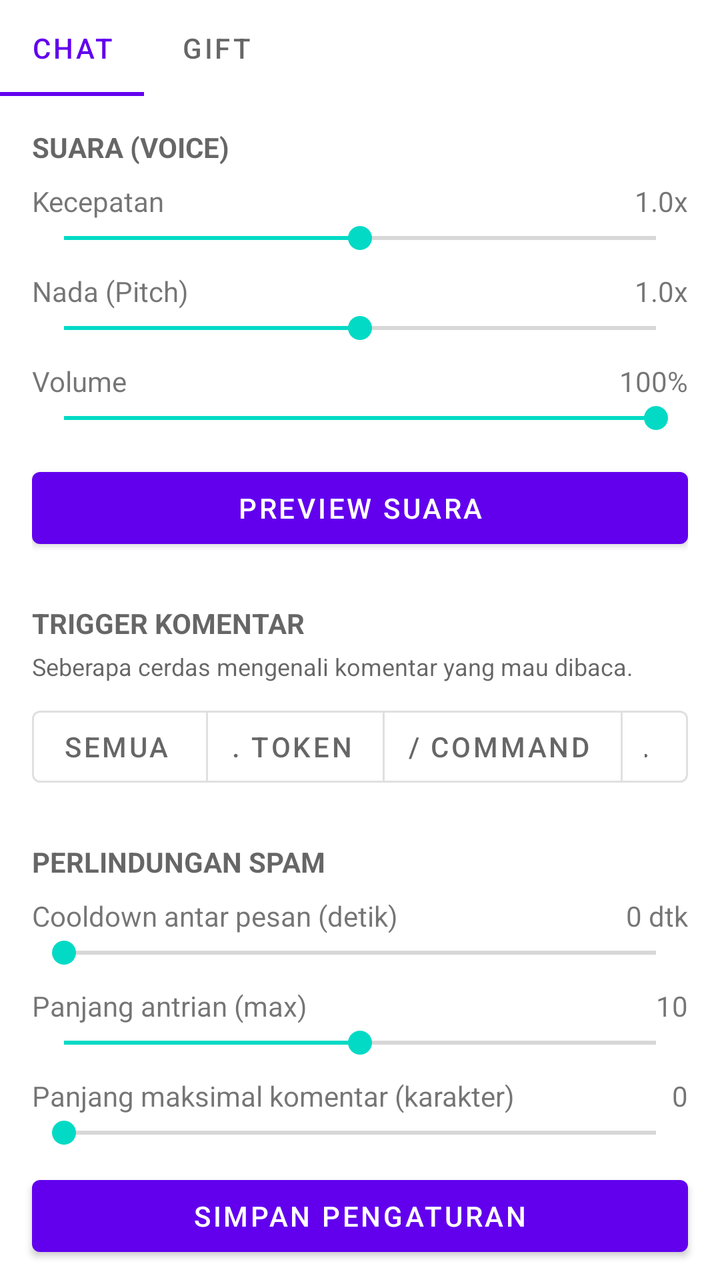
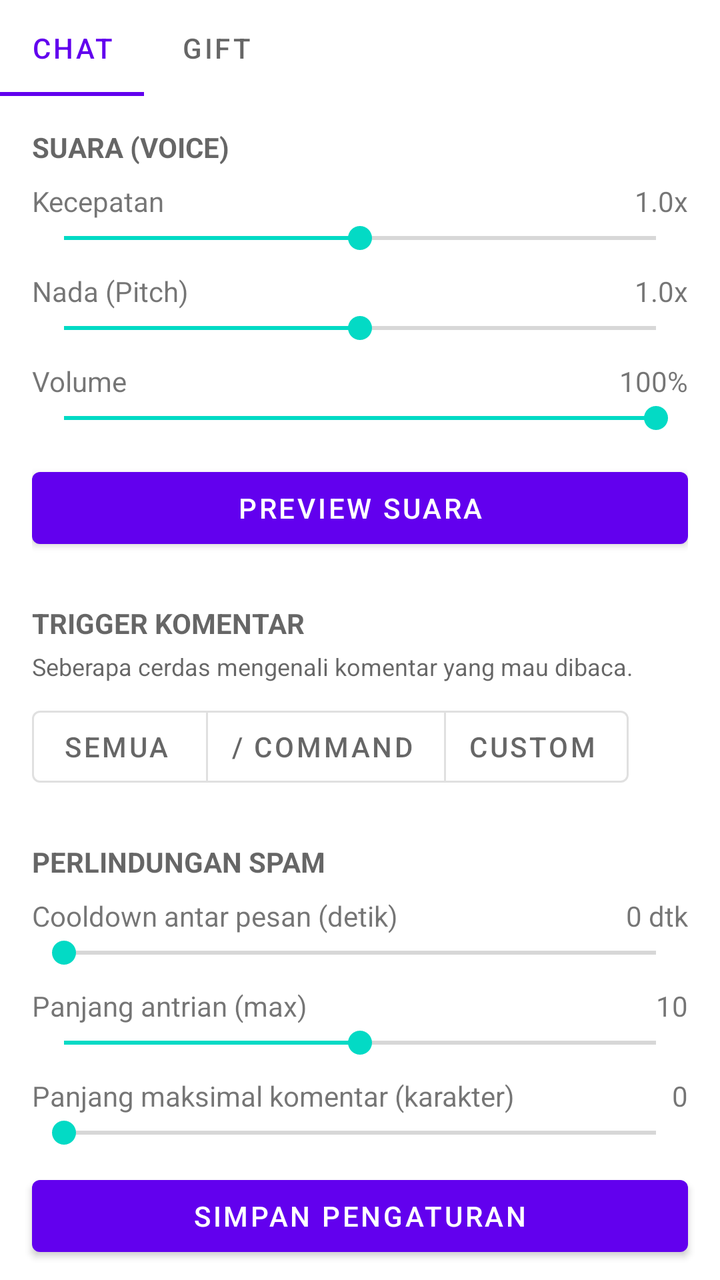

An Android layout rendered at two revisions. The XML below is the earlier revision; the diff shows what the commit changed to produce the second picture.
<!-- AndroidManifest.xml: application theme Theme.TikTokSoundAlert -->
<!-- res/layout/fragment_tts.xml -->
<?xml version="1.0" encoding="utf-8"?>
<LinearLayout xmlns:android="http://schemas.android.com/apk/res/android"
    xmlns:app="http://schemas.android.com/apk/res-auto"
    android:layout_width="match_parent"
    android:layout_height="match_parent"
    android:orientation="vertical">

    <com.google.android.material.tabs.TabLayout
        android:id="@+id/tab_layout"
        android:layout_width="match_parent"
        android:layout_height="wrap_content"
        app:tabMode="scrollable">

        <com.google.android.material.tabs.TabItem
            android:layout_width="wrap_content"
            android:layout_height="wrap_content"
            android:text="Chat" />

        <com.google.android.material.tabs.TabItem
            android:layout_width="wrap_content"
            android:layout_height="wrap_content"
            android:text="Gift" />
    </com.google.android.material.tabs.TabLayout>

    <FrameLayout
        android:layout_width="match_parent"
        android:layout_height="0dp"
        android:layout_weight="1">

        <androidx.core.widget.NestedScrollView
            android:id="@+id/scroll_chat"
            android:layout_width="match_parent"
            android:layout_height="match_parent">

            <LinearLayout
                android:layout_width="match_parent"
                android:layout_height="wrap_content"
                android:orientation="vertical"
                android:paddingLeft="16dp"
                android:paddingRight="16dp"
                android:paddingBottom="24dp">

                <TextView
                    android:layout_width="wrap_content"
                    android:layout_height="wrap_content"
                    android:layout_marginTop="16dp"
                    android:text="SUARA (VOICE)"
                    android:textColor="@color/text_secondary"
                    android:textStyle="bold" />

                <LinearLayout
                    android:layout_width="match_parent"
                    android:layout_height="wrap_content"
                    android:orientation="horizontal"
                    android:paddingTop="8dp">

                    <TextView
                        android:layout_width="0dp"
                        android:layout_height="wrap_content"
                        android:layout_weight="1"
                        android:text="@string/tts_speed" />

                    <TextView
                        android:id="@+id/tv_chat_speed"
                        android:layout_width="wrap_content"
                        android:layout_height="wrap_content"
                        android:text="1.0x" />
                </LinearLayout>

                <SeekBar
                    android:id="@+id/sb_chat_speed"
                    android:layout_width="match_parent"
                    android:layout_height="wrap_content"
                    android:max="20"
                    android:progress="10" />

                <LinearLayout
                    android:layout_width="match_parent"
                    android:layout_height="wrap_content"
                    android:orientation="horizontal"
                    android:paddingTop="8dp">

                    <TextView
                        android:layout_width="0dp"
                        android:layout_height="wrap_content"
                        android:layout_weight="1"
                        android:text="@string/tts_pitch" />

                    <TextView
                        android:id="@+id/tv_chat_pitch"
                        android:layout_width="wrap_content"
                        android:layout_height="wrap_content"
                        android:text="1.0x" />
                </LinearLayout>

                <SeekBar
                    android:id="@+id/sb_chat_pitch"
                    android:layout_width="match_parent"
                    android:layout_height="wrap_content"
                    android:max="20"
                    android:progress="10" />

                <LinearLayout
                    android:layout_width="match_parent"
                    android:layout_height="wrap_content"
                    android:orientation="horizontal"
                    android:paddingTop="8dp">

                    <TextView
                        android:layout_width="0dp"
                        android:layout_height="wrap_content"
                        android:layout_weight="1"
                        android:text="@string/tts_volume" />

                    <TextView
                        android:id="@+id/tv_chat_volume"
                        android:layout_width="wrap_content"
                        android:layout_height="wrap_content"
                        android:text="100%" />
                </LinearLayout>

                <SeekBar
                    android:id="@+id/sb_chat_volume"
                    android:layout_width="match_parent"
                    android:layout_height="wrap_content"
                    android:max="100"
                    android:progress="100" />

                <com.google.android.material.button.MaterialButton
                    android:id="@+id/btn_chat_preview"
                    android:layout_width="match_parent"
                    android:layout_height="wrap_content"
                    android:layout_marginTop="12dp"
                    android:text="@string/tts_preview" />

                <TextView
                    android:layout_width="wrap_content"
                    android:layout_height="wrap_content"
                    android:layout_marginTop="24dp"
                    android:text="TRIGGER KOMENTAR"
                    android:textColor="@color/text_secondary"
                    android:textStyle="bold" />

                <TextView
                    android:layout_width="match_parent"
                    android:layout_height="wrap_content"
                    android:layout_marginTop="4dp"
                    android:text="Seberapa cerdas mengenali komentar yang mau dibaca."
                    android:textColor="@color/text_secondary"
                    android:textSize="12sp" />

                <com.google.android.material.button.MaterialButtonToggleGroup
                    android:id="@+id/group_cmd"
                    android:layout_width="match_parent"
                    android:layout_height="wrap_content"
                    android:layout_marginTop="8dp"
                    app:selectionRequired="true"
                    app:singleSelection="true">

                    <com.google.android.material.button.MaterialButton
                        android:id="@+id/btn_cmd_all"
                        style="@style/Widget.MaterialComponents.Button.OutlinedButton.Icon"
                        android:layout_width="wrap_content"
                        android:layout_height="wrap_content"
                        android:text="Semua" />

                    <com.google.android.material.button.MaterialButton
                        android:id="@+id/btn_cmd_dot"
                        style="@style/Widget.MaterialComponents.Button.OutlinedButton.Icon"
                        android:layout_width="wrap_content"
                        android:layout_height="wrap_content"
                        android:text=". token" />

                    <com.google.android.material.button.MaterialButton
                        android:id="@+id/btn_cmd_slash"
                        style="@style/Widget.MaterialComponents.Button.OutlinedButton.Icon"
                        android:layout_width="wrap_content"
                        android:layout_height="wrap_content"
                        android:text="/ command" />

                    <com.google.android.material.button.MaterialButton
                        android:id="@+id/btn_cmd_both"
                        style="@style/Widget.MaterialComponents.Button.OutlinedButton.Icon"
                        android:layout_width="wrap_content"
                        android:layout_height="wrap_content"
                        android:text="Dua-duanya" />
                </com.google.android.material.button.MaterialButtonToggleGroup>

                <TextView
                    android:layout_width="wrap_content"
                    android:layout_height="wrap_content"
                    android:layout_marginTop="24dp"
                    android:text="PERLINDUNGAN SPAM"
                    android:textColor="@color/text_secondary"
                    android:textStyle="bold" />

                <LinearLayout
                    android:layout_width="match_parent"
                    android:layout_height="wrap_content"
                    android:orientation="horizontal"
                    android:paddingTop="8dp">

                    <TextView
                        android:layout_width="0dp"
                        android:layout_height="wrap_content"
                        android:layout_weight="1"
                        android:text="@string/tts_cooldown" />

                    <TextView
                        android:id="@+id/tv_chat_cooldown"
                        android:layout_width="wrap_content"
                        android:layout_height="wrap_content"
                        android:text="0 dtk" />
                </LinearLayout>

                <SeekBar
                    android:id="@+id/sb_chat_cooldown"
                    android:layout_width="match_parent"
                    android:layout_height="wrap_content"
                    android:max="30"
                    android:progress="0" />

                <LinearLayout
                    android:layout_width="match_parent"
                    android:layout_height="wrap_content"
                    android:orientation="horizontal"
                    android:paddingTop="8dp">

                    <TextView
                        android:layout_width="0dp"
                        android:layout_height="wrap_content"
                        android:layout_weight="1"
                        android:text="@string/tts_max_queue" />

                    <TextView
                        android:id="@+id/tv_chat_queue"
                        android:layout_width="wrap_content"
                        android:layout_height="wrap_content"
                        android:text="10" />
                </LinearLayout>

                <SeekBar
                    android:id="@+id/sb_chat_queue"
                    android:layout_width="match_parent"
                    android:layout_height="wrap_content"
                    android:max="20"
                    android:progress="10" />

                <LinearLayout
                    android:layout_width="match_parent"
                    android:layout_height="wrap_content"
                    android:orientation="horizontal"
                    android:paddingTop="8dp">

                    <TextView
                        android:layout_width="0dp"
                        android:layout_height="wrap_content"
                        android:layout_weight="1"
                        android:text="@string/tts_max_length" />

                    <TextView
                        android:id="@+id/tv_chat_maxlen"
                        android:layout_width="wrap_content"
                        android:layout_height="wrap_content"
                        android:text="0" />
                </LinearLayout>

                <SeekBar
                    android:id="@+id/sb_chat_maxlen"
                    android:layout_width="match_parent"
                    android:layout_height="wrap_content"
                    android:max="500"
                    android:progress="0" />

                <LinearLayout
                    android:layout_width="match_parent"
                    android:layout_height="wrap_content"
                    android:gravity="center_vertical"
                    android:orientation="horizontal"
                    android:paddingTop="12dp">

                    <TextView
                        android:layout_width="0dp"
                        android:layout_height="wrap_content"
                        android:layout_weight="1"
                        android:text="@string/tts_letter_spam" />

                    <androidx.appcompat.widget.SwitchCompat
                        android:id="@+id/sw_letter_spam"
                        android:layout_width="wrap_content"
                        android:layout_height="wrap_content" />
                </LinearLayout>

                <LinearLayout
                    android:layout_width="match_parent"
                    android:layout_height="wrap_content"
                    android:gravity="center_vertical"
                    android:orientation="horizontal"
                    android:paddingTop="12dp"
                    android:paddingBottom="12dp">

                    <TextView
                        android:layout_width="0dp"
                        android:layout_height="wrap_content"
                        android:layout_weight="1"
                        android:text="@string/tts_once_per_user" />

                    <androidx.appcompat.widget.SwitchCompat
                        android:id="@+id/sw_once_user"
                        android:layout_width="wrap_content"
                        android:layout_height="wrap_content" />
                </LinearLayout>

                <TextView
                    android:layout_width="wrap_content"
                    android:layout_height="wrap_content"
                    android:layout_marginTop="24dp"
                    android:text="FILTER"
                    android:textColor="@color/text_secondary"
                    android:textStyle="bold" />

                <LinearLayout
                    android:id="@+id/row_banned"
                    android:layout_width="match_parent"
                    android:layout_height="wrap_content"
                    android:background="?android:attr/selectableItemBackground"
                    android:gravity="center_vertical"
                    android:orientation="horizontal"
                    android:paddingTop="12dp"
                    android:paddingBottom="12dp">

                    <TextView
                        android:layout_width="0dp"
                        android:layout_height="wrap_content"
                        android:layout_weight="1"
                        android:text="@string/tts_banned_words" />

                    <TextView
                        android:id="@+id/tv_banned_count"
                        android:layout_width="wrap_content"
                        android:layout_height="wrap_content"
                        android:textColor="@color/text_secondary" />

                    <TextView
                        android:layout_width="wrap_content"
                        android:layout_height="wrap_content"
                        android:layout_marginLeft="8dp"
                        android:text="›"
                        android:textColor="@color/text_secondary" />
                </LinearLayout>

                <LinearLayout
                    android:id="@+id/row_priority"
                    android:layout_width="match_parent"
                    android:layout_height="wrap_content"
                    android:background="?android:attr/selectableItemBackground"
                    android:gravity="center_vertical"
                    android:orientation="horizontal"
                    android:paddingTop="12dp"
                    android:paddingBottom="12dp">

                    <TextView
                        android:layout_width="0dp"
                        android:layout_height="wrap_content"
                        android:layout_weight="1"
                        android:text="@string/tts_priority_words" />

                    <TextView
                        android:id="@+id/tv_priority_count"
                        android:layout_width="wrap_content"
                        android:layout_height="wrap_content"
                        android:textColor="@color/text_secondary" />

                    <TextView
                        android:layout_width="wrap_content"
                        android:layout_height="wrap_content"
                        android:layout_marginLeft="8dp"
                        android:text="›"
                        android:textColor="@color/text_secondary" />
                </LinearLayout>

                <TextView
                    android:layout_width="wrap_content"
                    android:layout_height="wrap_content"
                    android:layout_marginTop="24dp"
                    android:text="TEMPLATE"
                    android:textColor="@color/text_secondary"
                    android:textStyle="bold" />

                <com.google.android.material.textfield.TextInputLayout
                    android:layout_width="match_parent"
                    android:layout_height="wrap_content"
                    android:layout_marginTop="4dp"
                    android:hint="@string/tts_template_hint">

                    <com.google.android.material.textfield.TextInputEditText
                        android:id="@+id/et_chat_template"
                        android:layout_width="match_parent"
                        android:layout_height="wrap_content"
                        android:singleLine="true"
                        android:text="@string/tts_template_default" />
                </com.google.android.material.textfield.TextInputLayout>

                <TextView
                    android:layout_width="wrap_content"
                    android:layout_height="wrap_content"
                    android:layout_marginTop="24dp"
                    android:text="SIAPA YANG DIBACAKAN"
                    android:textColor="@color/text_secondary"
                    android:textStyle="bold" />

                <com.google.android.material.button.MaterialButtonToggleGroup
                    android:id="@+id/group_who"
                    android:layout_width="match_parent"
                    android:layout_height="wrap_content"
                    android:layout_marginTop="8dp"
                    app:selectionRequired="true"
                    app:singleSelection="true">

                    <com.google.android.material.button.MaterialButton
                        android:id="@+id/btn_who_all"
                        style="@style/Widget.MaterialComponents.Button.OutlinedButton.Icon"
                        android:layout_width="wrap_content"
                        android:layout_height="wrap_content"
                        android:text="Semua User" />

                    <com.google.android.material.button.MaterialButton
                        android:id="@+id/btn_who_fav"
                        style="@style/Widget.MaterialComponents.Button.OutlinedButton.Icon"
                        android:layout_width="wrap_content"
                        android:layout_height="wrap_content"
                        android:text="User Favorit" />
                </com.google.android.material.button.MaterialButtonToggleGroup>

                <LinearLayout
                    android:id="@+id/row_favorites"
                    android:layout_width="match_parent"
                    android:layout_height="wrap_content"
                    android:background="?android:attr/selectableItemBackground"
                    android:gravity="center_vertical"
                    android:orientation="horizontal"
                    android:paddingTop="12dp"
                    android:paddingBottom="12dp">

                    <TextView
                        android:layout_width="0dp"
                        android:layout_height="wrap_content"
                        android:layout_weight="1"
                        android:text="@string/tts_favorite_users" />

                    <TextView
                        android:id="@+id/tv_fav_count"
                        android:layout_width="wrap_content"
                        android:layout_height="wrap_content"
                        android:textColor="@color/text_secondary" />

                    <TextView
                        android:layout_width="wrap_content"
                        android:layout_height="wrap_content"
                        android:layout_marginLeft="8dp"
                        android:text="›"
                        android:textColor="@color/text_secondary" />
                </LinearLayout>

            </LinearLayout>
        </androidx.core.widget.NestedScrollView>

        <androidx.core.widget.NestedScrollView
            android:id="@+id/scroll_gift"
            android:layout_width="match_parent"
            android:layout_height="match_parent"
            android:visibility="gone">

            <LinearLayout
                android:layout_width="match_parent"
                android:layout_height="wrap_content"
                android:orientation="vertical"
                android:paddingLeft="16dp"
                android:paddingRight="16dp"
                android:paddingBottom="24dp">

                <LinearLayout
                    android:layout_width="match_parent"
                    android:layout_height="wrap_content"
                    android:gravity="center_vertical"
                    android:orientation="horizontal"
                    android:paddingTop="16dp"
                    android:paddingBottom="4dp">

                    <TextView
                        android:layout_width="0dp"
                        android:layout_height="wrap_content"
                        android:layout_weight="1"
                        android:text="@string/tts_gift_enabled" />

                    <androidx.appcompat.widget.SwitchCompat
                        android:id="@+id/sw_gift_enabled"
                        android:layout_width="wrap_content"
                        android:layout_height="wrap_content" />
                </LinearLayout>

                <TextView
                    android:layout_width="wrap_content"
                    android:layout_height="wrap_content"
                    android:layout_marginTop="16dp"
                    android:text="SUARA"
                    android:textColor="@color/text_secondary"
                    android:textStyle="bold" />

                <LinearLayout
                    android:layout_width="match_parent"
                    android:layout_height="wrap_content"
                    android:orientation="horizontal"
                    android:paddingTop="8dp">

                    <TextView
                        android:layout_width="0dp"
                        android:layout_height="wrap_content"
                        android:layout_weight="1"
                        android:text="@string/tts_speed" />

                    <TextView
                        android:id="@+id/tv_gift_speed"
                        android:layout_width="wrap_content"
                        android:layout_height="wrap_content"
                        android:text="1.0x" />
                </LinearLayout>

                <SeekBar
                    android:id="@+id/sb_gift_speed"
                    android:layout_width="match_parent"
                    android:layout_height="wrap_content"
                    android:max="20"
                    android:progress="10" />

                <LinearLayout
                    android:layout_width="match_parent"
                    android:layout_height="wrap_content"
                    android:orientation="horizontal"
                    android:paddingTop="8dp">

                    <TextView
                        android:layout_width="0dp"
                        android:layout_height="wrap_content"
                        android:layout_weight="1"
                        android:text="@string/tts_pitch" />

                    <TextView
                        android:id="@+id/tv_gift_pitch"
                        android:layout_width="wrap_content"
                        android:layout_height="wrap_content"
                        android:text="1.0x" />
                </LinearLayout>

                <SeekBar
                    android:id="@+id/sb_gift_pitch"
                    android:layout_width="match_parent"
                    android:layout_height="wrap_content"
                    android:max="20"
                    android:progress="10" />

                <LinearLayout
                    android:layout_width="match_parent"
                    android:layout_height="wrap_content"
                    android:orientation="horizontal"
                    android:paddingTop="8dp">

                    <TextView
                        android:layout_width="0dp"
                        android:layout_height="wrap_content"
                        android:layout_weight="1"
                        android:text="@string/tts_volume" />

                    <TextView
                        android:id="@+id/tv_gift_volume"
                        android:layout_width="wrap_content"
                        android:layout_height="wrap_content"
                        android:text="100%" />
                </LinearLayout>

                <SeekBar
                    android:id="@+id/sb_gift_volume"
                    android:layout_width="match_parent"
                    android:layout_height="wrap_content"
                    android:max="100"
                    android:progress="100" />

                <com.google.android.material.button.MaterialButton
                    android:id="@+id/btn_gift_preview"
                    android:layout_width="match_parent"
                    android:layout_height="wrap_content"
                    android:layout_marginTop="12dp"
                    android:text="@string/tts_preview" />

                <TextView
                    android:layout_width="wrap_content"
                    android:layout_height="wrap_content"
                    android:layout_marginTop="24dp"
                    android:text="TEMPLATE"
                    android:textColor="@color/text_secondary"
                    android:textStyle="bold" />

                <com.google.android.material.textfield.TextInputLayout
                    android:layout_width="match_parent"
                    android:layout_height="wrap_content"
                    android:layout_marginTop="4dp"
                    android:hint="@string/tts_gift_template_hint">

                    <com.google.android.material.textfield.TextInputEditText
                        android:id="@+id/et_gift_template"
                        android:layout_width="match_parent"
                        android:layout_height="wrap_content"
                        android:singleLine="true"
                        android:text="@string/tts_gift_template_default" />
                </com.google.android.material.textfield.TextInputLayout>

                <LinearLayout
                    android:layout_width="match_parent"
                    android:layout_height="wrap_content"
                    android:orientation="horizontal"
                    android:paddingTop="12dp">

                    <TextView
                        android:layout_width="0dp"
                        android:layout_height="wrap_content"
                        android:layout_weight="1"
                        android:text="@string/tts_gift_min_diamonds" />

                    <TextView
                        android:id="@+id/tv_gift_mindia"
                        android:layout_width="wrap_content"
                        android:layout_height="wrap_content"
                        android:text="1" />
                </LinearLayout>

                <SeekBar
                    android:id="@+id/sb_gift_mindia"
                    android:layout_width="match_parent"
                    android:layout_height="wrap_content"
                    android:max="200"
                    android:progress="1" />

                <LinearLayout
                    android:layout_width="match_parent"
                    android:layout_height="wrap_content"
                    android:orientation="horizontal"
                    android:paddingTop="8dp">

                    <TextView
                        android:layout_width="0dp"
                        android:layout_height="wrap_content"
                        android:layout_weight="1"
                        android:text="@string/tts_cooldown" />

                    <TextView
                        android:id="@+id/tv_gift_cooldown"
                        android:layout_width="wrap_content"
                        android:layout_height="wrap_content"
                        android:text="0 dtk" />
                </LinearLayout>

                <SeekBar
                    android:id="@+id/sb_gift_cooldown"
                    android:layout_width="match_parent"
                    android:layout_height="wrap_content"
                    android:max="30"
                    android:progress="0" />

            </LinearLayout>
        </androidx.core.widget.NestedScrollView>

    </FrameLayout>

    <com.google.android.material.button.MaterialButton
        android:id="@+id/btn_tts_save"
        android:layout_width="match_parent"
        android:layout_height="wrap_content"
        android:layout_marginLeft="16dp"
        android:layout_marginRight="16dp"
        android:layout_marginTop="4dp"
        android:layout_marginBottom="8dp"
        android:text="Simpan Pengaturan" />

</LinearLayout>
<!-- resources referenced by this layout -->
<resources>
  <color name="text_secondary">#99000000</color>
  <string name="tts_banned_words">Kata Terlarang (banned)</string>
  <string name="tts_cooldown">Cooldown antar pesan (detik)</string>
  <string name="tts_favorite_users">Daftar User Favorit</string>
  <string name="tts_gift_enabled">Baca pengumuman gift (TTS)</string>
  <string name="tts_gift_min_diamonds">Minimal diamond untuk dibaca</string>
  <string name="tts_gift_template_default">{username} Mengirim {giftname}</string>
  <string name="tts_gift_template_hint">Template teks gift</string>
  <string name="tts_letter_spam">Blokir spam huruf (mis. "aaaaaaaa")</string>
  <string name="tts_max_length">Panjang maksimal komentar (karakter)</string>
  <string name="tts_max_queue">Panjang antrian (max)</string>
  <string name="tts_once_per_user">Baca sekali per user (pesan berikutnya dari user yang sama dilewati)</string>
  <string name="tts_pitch">Nada (Pitch)</string>
  <string name="tts_preview">Preview Suara</string>
  <string name="tts_priority_words">Kata Prioritas (langsung dibaca)</string>
  <string name="tts_speed">Kecepatan</string>
  <string name="tts_template_default">{username} Berkomentar {comment}</string>
  <string name="tts_template_hint">Template teks</string>
  <string name="tts_volume">Volume</string>
  <style name="Theme.TikTokSoundAlert" parent="Theme.MaterialComponents.DayNight.NoActionBar">
          <item name="colorPrimary">@color/primary</item>
          <item name="colorPrimaryVariant">@color/primary_variant</item>
          <item name="colorOnPrimary">@color/on_primary</item>
          <item name="colorSecondary">@color/secondary</item>
          <item name="colorOnSecondary">@color/black</item>
          <item name="android:colorBackground">@color/background</item>
          <item name="colorOnBackground">@color/on_background</item>
          <item name="colorSurface">@color/surface</item>
          <item name="colorOnSurface">@color/on_surface</item>
          <item name="android:statusBarColor">@color/background</item>
          <item name="android:windowBackground">@color/background</item>
      </style>
  <color name="primary">#FF6200EE</color>
  <color name="primary_variant">#FF3700B3</color>
  <color name="on_primary">#FFFFFFFF</color>
  <color name="secondary">#FF03DAC5</color>
  <color name="black">#FF000000</color>
  <color name="background">#FFFFFF</color>
  <color name="on_background">#FF000000</color>
  <color name="surface">#FFFFFF</color>
  <color name="on_surface">#FF000000</color>
</resources>

<!-- the commit's change to res/layout/fragment_tts.xml (unified diff, before → after) -->
@@ -165,13 +165,6 @@
                         android:text="Semua" />
 
                     <com.google.android.material.button.MaterialButton
-                        android:id="@+id/btn_cmd_dot"
-                        style="@style/Widget.MaterialComponents.Button.OutlinedButton.Icon"
-                        android:layout_width="wrap_content"
-                        android:layout_height="wrap_content"
-                        android:text=". token" />
-
-                    <com.google.android.material.button.MaterialButton
                         android:id="@+id/btn_cmd_slash"
                         style="@style/Widget.MaterialComponents.Button.OutlinedButton.Icon"
                         android:layout_width="wrap_content"
@@ -179,11 +172,11 @@
                         android:text="/ command" />
 
                     <com.google.android.material.button.MaterialButton
-                        android:id="@+id/btn_cmd_both"
+                        android:id="@+id/btn_cmd_custom"
                         style="@style/Widget.MaterialComponents.Button.OutlinedButton.Icon"
                         android:layout_width="wrap_content"
                         android:layout_height="wrap_content"
-                        android:text="Dua-duanya" />
+                        android:text="Custom" />
                 </com.google.android.material.button.MaterialButtonToggleGroup>
 
                 <TextView
@@ -307,6 +300,26 @@
 
                     <androidx.appcompat.widget.SwitchCompat
                         android:id="@+id/sw_once_user"
+                        android:layout_width="wrap_content"
+                        android:layout_height="wrap_content" />
+                </LinearLayout>
+
+                <LinearLayout
+                    android:layout_width="match_parent"
+                    android:layout_height="wrap_content"
+                    android:gravity="center_vertical"
+                    android:orientation="horizontal"
+                    android:paddingTop="12dp"
+                    android:paddingBottom="12dp">
+
+                    <TextView
+                        android:layout_width="0dp"
+                        android:layout_height="wrap_content"
+                        android:layout_weight="1"
+                        android:text="@string/tts_allow_empty" />
+
+                    <androidx.appcompat.widget.SwitchCompat
+                        android:id="@+id/sw_allow_empty"
                         android:layout_width="wrap_content"
                         android:layout_height="wrap_content" />
                 </LinearLayout>
<!-- resource entries referenced after the edit -->
@@ -1,6 +1,7 @@
 <!-- resources referenced by this layout -->
 <resources>
   <color name="text_secondary">#99000000</color>
+  <string name="tts_allow_empty">Baca komentar kosong (mis. "." atau emoji)</string>
   <string name="tts_banned_words">Kata Terlarang (banned)</string>
   <string name="tts_cooldown">Cooldown antar pesan (detik)</string>
   <string name="tts_favorite_users">Daftar User Favorit</string>
